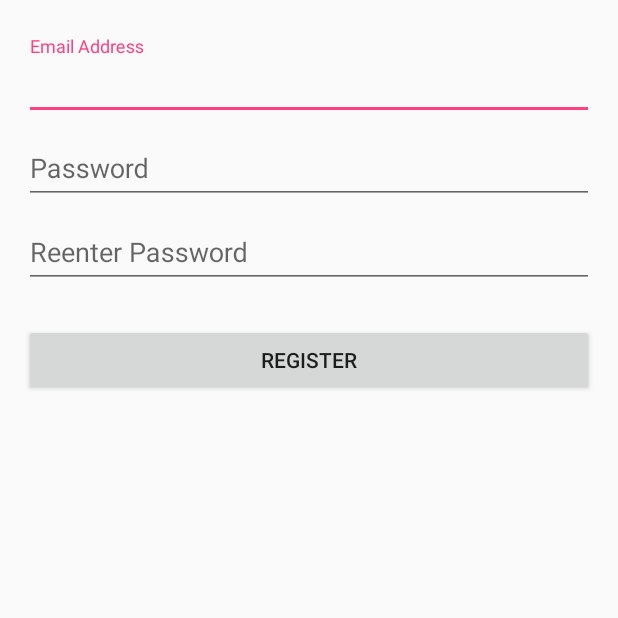
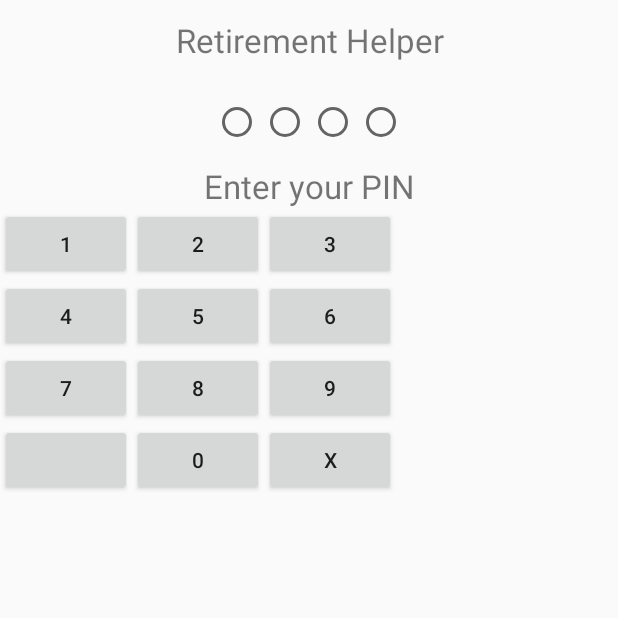
Before and after one commit to emuhlestein/FinancialPlanner, an Android app: the screen it shows after launch (NewUserActivity before the commit, PinActivity after it), after a tap on "NEW USER", on a phone screen of 412 x 824 dp, the top half of it. Run offline under Robolectric (Android 15) with nearby library versions, the phone set to English and light mode, and no system bars; our stand-ins replace ButterKnife.

Commit message:
Add pin activity.

```diff
--- a/retirementhelper/src/main/java/com/intelliviz/retirementhelper/ui/MainActivity.java
+++ b/retirementhelper/src/main/java/com/intelliviz/retirementhelper/ui/MainActivity.java
@@ -22,7 +22,7 @@ public class MainActivity extends AppCompatActivity {
         mNewUserButton.setOnClickListener(new View.OnClickListener() {
             @Override
             public void onClick(View view) {
-                Intent intent = new Intent(MainActivity.this, NewUserActivity.class);
+                Intent intent = new Intent(MainActivity.this, PinActivity.class);
                 startActivity(intent);
             }
         });
--- /dev/null
+++ b/retirementhelper/src/main/java/com/intelliviz/retirementhelper/ui/PinActivity.java
@@ -0,0 +1,88 @@
+package com.intelliviz.retirementhelper.ui;
+
+import android.os.Bundle;
+import android.support.v7.app.AppCompatActivity;
+import android.view.View;
+import android.widget.RadioButton;
+
+import com.intelliviz.retirementhelper.R;
+
+public class PinActivity extends AppCompatActivity {
+    private static final int NUM_PIN_DIGITS = 4;
+    private RadioButton[] mPinViews;
+    private int mCurrentButton = 0;
+    private char[] mPin;
+
+    @Override
+    protected void onCreate(Bundle savedInstanceState) {
+        super.onCreate(savedInstanceState);
+        setContentView(R.layout.activity_pin);
+
+        mPin = new char[NUM_PIN_DIGITS];
+        mPin[0] = ' ';
+        mPin[1] = ' ';
+        mPin[2] = ' ';
+        mPin[3] = ' ';
+
+
+        mPinViews = new RadioButton[NUM_PIN_DIGITS];
+        mPinViews[0] = (RadioButton) findViewById(R.id.pin_1);
+        mPinViews[1] = (RadioButton) findViewById(R.id.pin_2);
+        mPinViews[2] = (RadioButton) findViewById(R.id.pin_3);
+        mPinViews[3] = (RadioButton) findViewById(R.id.pin_4);
+    }
+
+    public void onClickPinButton(View view) {
+        int id = view.getId();
+        switch(id) {
+            case R.id.pin_0_button:
+                setPinDigit('0');
+                break;
+            case R.id.pin_1_button:
+                setPinDigit('1');
+                break;
+            case R.id.pin_2_button:
+                setPinDigit('2');
+                break;
+            case R.id.pin_3_button:
+                setPinDigit('3');
+                break;
+            case R.id.pin_4_button:
+                setPinDigit('4');
+                break;
+            case R.id.pin_5_button:
+                setPinDigit('5');
+                break;
+            case R.id.pin_6_button:
+                setPinDigit('6');
+                break;
+            case R.id.pin_7_button:
+                setPinDigit('7');
+                break;
+            case R.id.pin_8_button:
+                setPinDigit('8');
+                break;
+            case R.id.pin_9_button:
+                setPinDigit('9');
+                break;
+            case R.id.pin_x_button:
+                mCurrentButton--;
+                if(mCurrentButton < 0) {
+                    mCurrentButton = 0;
+                }
+                mPinViews[mCurrentButton].setChecked(false);
+                break;
+            default:
+                return;
+        }
+    }
+
+    private void setPinDigit(char ch) {
+        if(mCurrentButton == NUM_PIN_DIGITS) {
+            return;
+        }
+        mPin[mCurrentButton] = ch;
+        mPinViews[mCurrentButton].setChecked(true);
+        mCurrentButton++;
+    }
+}
--- /dev/null
+++ b/retirementhelper/src/main/res/layout/activity_pin.xml
@@ -0,0 +1,117 @@
+<RelativeLayout xmlns:android="http://schemas.android.com/apk/res/android"
+    xmlns:tools="http://schemas.android.com/tools"
+    android:layout_width="match_parent"
+    android:layout_height="match_parent"
+    tools:context="com.intelliviz.retirementhelper.ui.PinFragment">
+
+    <LinearLayout
+        android:id="@+id/pin_indicators"
+        android:layout_width="match_parent"
+        android:layout_height="wrap_content"
+        android:orientation="vertical">
+        <TextView
+            android:layout_width="match_parent"
+            android:layout_height="match_parent"
+            android:gravity="center"
+            android:text="Retirement Helper"
+            android:layout_marginTop="12dp"
+            android:layout_marginBottom="24dp"
+            android:textSize="22dp"/>
+        <LinearLayout
+            android:layout_width="match_parent"
+            android:layout_height="wrap_content"
+            android:orientation="horizontal"
+            android:gravity="center">
+            <RadioButton
+                android:id="@+id/pin_1"
+                android:layout_width="wrap_content"
+                android:layout_height="wrap_content" />
+            <RadioButton
+                android:id="@+id/pin_2"
+                android:layout_width="wrap_content"
+                android:layout_height="wrap_content" />
+            <RadioButton
+                android:id="@+id/pin_3"
+                android:layout_width="wrap_content"
+                android:layout_height="wrap_content" />
+            <RadioButton
+                android:id="@+id/pin_4"
+                android:layout_width="wrap_content"
+                android:layout_height="wrap_content" />
+        </LinearLayout>
+        <TextView
+            android:layout_width="match_parent"
+            android:layout_height="match_parent"
+            android:gravity="center"
+            android:text="Enter your PIN"
+            android:layout_marginTop="12dp"
+            android:textSize="22dp"/>
+    </LinearLayout>
+    <GridLayout
+        android:layout_width="match_parent"
+        android:layout_height="wrap_content"
+        android:layout_below="@id/pin_indicators"
+        android:orientation="horizontal"
+        android:gravity="center"
+        android:columnCount="3">
+        <Button
+            android:id="@+id/pin_1_button"
+            android:layout_column="0"
+            android:text="1"
+            android:onClick="onClickPinButton"/>
+        <Button
+            android:id="@+id/pin_2_button"
+            android:layout_column="1"
+            android:text="2"
+            android:onClick="onClickPinButton"/>
+        <Button
+            android:id="@+id/pin_3_button"
+            android:layout_column="2"
+            android:text="3"
+            android:onClick="onClickPinButton"/>
+        <Button
+            android:id="@+id/pin_4_button"
+            android:layout_column="0"
+            android:text="4"
+            android:onClick="onClickPinButton"/>
+        <Button
+            android:id="@+id/pin_5_button"
+            android:layout_column="1"
+            android:text="5"
+            android:onClick="onClickPinButton"/>
+        <Button
+            android:id="@+id/pin_6_button"
+            android:layout_column="2"
+            android:text="6"
+            android:onClick="onClickPinButton"/>
+        <Button
+            android:id="@+id/pin_7_button"
+            android:layout_column="0"
+            android:text="7"
+            android:onClick="onClickPinButton"/>
+        <Button
+            android:id="@+id/pin_8_button"
+            android:layout_column="1"
+            android:text="8"
+            android:onClick="onClickPinButton"/>
+        <Button
+            android:id="@+id/pin_9_button"
+            android:layout_column="2"
+            android:text="9"
+            android:onClick="onClickPinButton"/>
+        <Button
+            android:layout_column="0"
+            android:text="" />
+        <Button
+            android:id="@+id/pin_0_button"
+            android:layout_column="1"
+            android:text="0"
+            android:onClick="onClickPinButton"/>
+        <Button
+            android:id="@+id/pin_x_button"
+            android:layout_column="2"
+            android:text="X"
+            android:onClick="onClickPinButton"/>
+    </GridLayout>
+
+</RelativeLayout>
```
Also changed, not shown: retirementhelper/src/main/AndroidManifest.xml (+5 -4 lines), retirementhelper/src/main/java/com/intelliviz/retirementhelper/ui/PinFragment.java (added, +36 -0 lines), retirementhelper/src/main/res/layout/fragment_pin.xml (added, +34 -0 lines), 1 other file.
